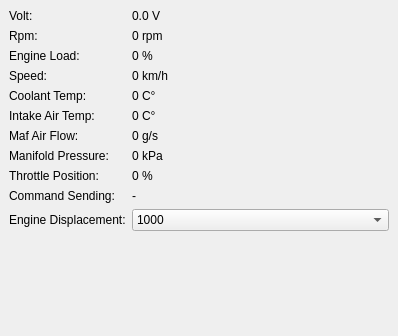
Qt form obdscan.ui (takyonxxx/Elm327_Wifi_Obd2_Qt_Project) before a commit; both pictures show x 0 to 398 and y 0 to 336 of the 398 by 593 pixel window.
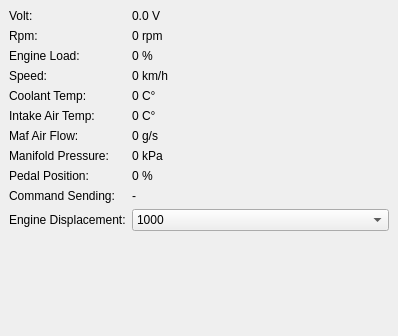
The same form after that commit.

Patch:
```diff
--- a/obdscan.ui
+++ b/obdscan.ui
@@ -140,7 +140,7 @@
         <item row="8" column="0">
          <widget class="QLabel" name="labelThrottlePositionTitle">
           <property name="text">
-           <string>Throttle Position:</string>
+           <string>Pedal Position:</string>
           </property>
          </widget>
         </item>
```
